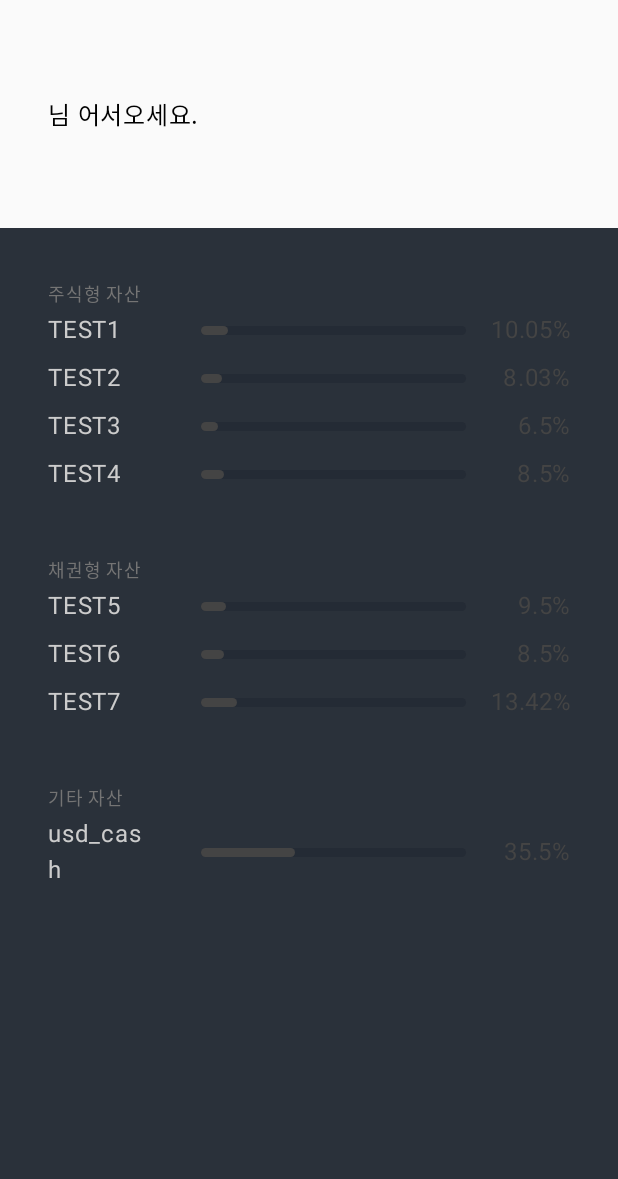
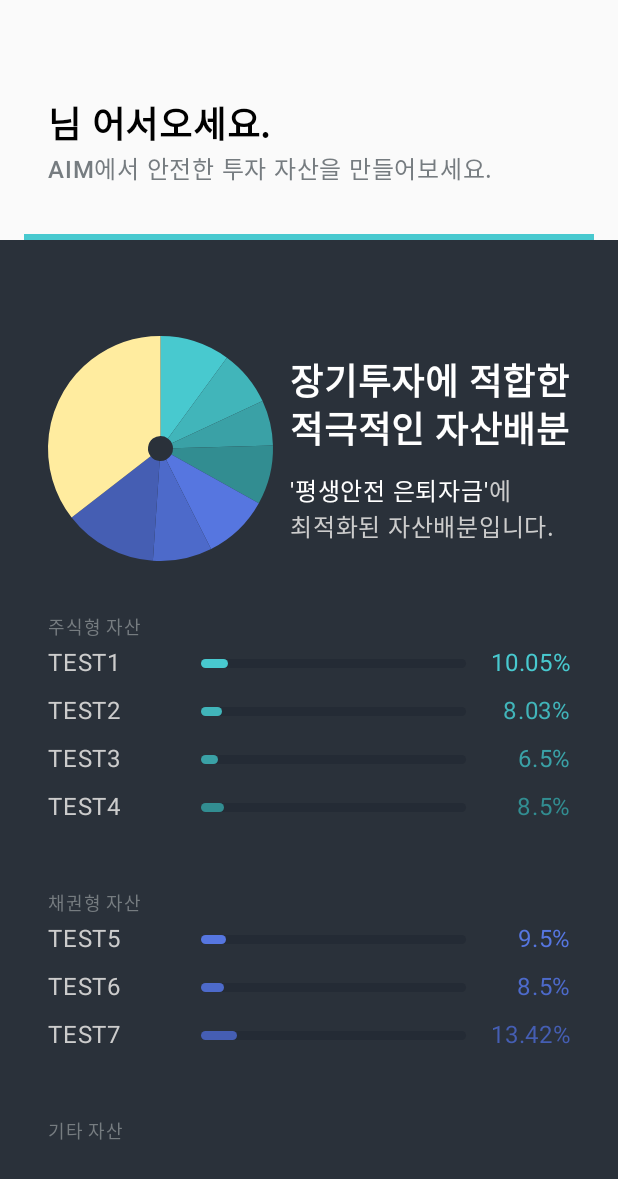
Before and after one commit to qpeterp/-AIM-Mobile-Coding-Test, an Android app built with Jetpack Compose: the HomeScreen screen opened through its navigation route, on a phone screen of 412 x 824 dp. Shown: the top 1179 px of the screen. Run offline under Robolectric (Android 15) with nearby library versions, the phone set to English and light mode, and no system bars; our stand-ins replace Dagger/Hilt's generated code.

Commit message:
Feat :: Home

```diff
--- a/app/src/main/java/com/qpeterp/assetmanagement/presentation/features/home/screen/HomeScreen.kt
+++ b/app/src/main/java/com/qpeterp/assetmanagement/presentation/features/home/screen/HomeScreen.kt
@@ -1,27 +1,41 @@
 package com.qpeterp.assetmanagement.presentation.features.home.screen
 
+import androidx.compose.animation.core.FastOutSlowInEasing
+import androidx.compose.animation.core.animate
+import androidx.compose.animation.core.tween
+import androidx.compose.foundation.Canvas
 import androidx.compose.foundation.background
 import androidx.compose.foundation.layout.Arrangement
 import androidx.compose.foundation.layout.Box
 import androidx.compose.foundation.layout.Column
+import androidx.compose.foundation.layout.IntrinsicSize
 import androidx.compose.foundation.layout.Row
 import androidx.compose.foundation.layout.Spacer
+import androidx.compose.foundation.layout.fillMaxHeight
 import androidx.compose.foundation.layout.fillMaxSize
 import androidx.compose.foundation.layout.fillMaxWidth
 import androidx.compose.foundation.layout.height
 import androidx.compose.foundation.layout.padding
-import androidx.compose.foundation.layout.width
+import androidx.compose.foundation.layout.size
 import androidx.compose.foundation.lazy.LazyColumn
 import androidx.compose.foundation.lazy.items
 import androidx.compose.foundation.shape.CircleShape
 import androidx.compose.material3.MaterialTheme
 import androidx.compose.material3.Text
 import androidx.compose.runtime.Composable
+import androidx.compose.runtime.LaunchedEffect
 import androidx.compose.runtime.collectAsState
 import androidx.compose.runtime.getValue
+import androidx.compose.runtime.mutableFloatStateOf
+import androidx.compose.runtime.remember
+import androidx.compose.runtime.setValue
 import androidx.compose.ui.Alignment
 import androidx.compose.ui.Modifier
+import androidx.compose.ui.geometry.Offset
+import androidx.compose.ui.geometry.Size
 import androidx.compose.ui.graphics.Color
+import androidx.compose.ui.graphics.StrokeCap
+import androidx.compose.ui.graphics.drawscope.Stroke
 import androidx.compose.ui.text.font.FontWeight
 import androidx.compose.ui.text.style.TextAlign
 import androidx.compose.ui.unit.dp
@@ -29,7 +43,9 @@ import androidx.compose.ui.unit.sp
 import androidx.hilt.navigation.compose.hiltViewModel
 import androidx.navigation.NavController
 import com.qpeterp.assetmanagement.application.MyApplication
+import com.qpeterp.assetmanagement.domain.model.stock.StockData
 import com.qpeterp.assetmanagement.presentation.features.home.viewmodel.HomeViewModel
+import com.qpeterp.assetmanagement.presentation.utils.darkenColor
 
 @Composable
 fun HomeScreen(
@@ -39,22 +55,106 @@ fun HomeScreen(
     val assets by viewModel.assets.collectAsState()
     var lastType: String? = null
 
+    val typeColorMap = mapOf(
+        "stock" to MaterialTheme.colorScheme.primary,
+        "bond" to Color(0xFF5676E0),
+        "etc" to Color(0xFFFFEC9F)
+    )
+
+    val assetColors = mutableListOf<Color>()
+
+    var prevType: String? = null
+    var typeCount = 0
+
+    assets.forEach { asset ->
+        if (asset.type == prevType) {
+            typeCount++
+        } else {
+            typeCount = 0
+            prevType = asset.type
+        }
+
+        val baseColor = typeColorMap[asset.type] ?: Color.Gray
+        val darkenFactor = 1f - (typeCount * 0.1f) // 점점 어두워짐
+
+        assetColors.add(darkenColor(baseColor, darkenFactor))
+    }
+
     Column(
         modifier = Modifier.fillMaxSize()
     ) {
-        Row(
+        Column(
             modifier = Modifier
                 .fillMaxWidth()
-                .padding(32.dp, 64.dp)
+                .padding(32.dp, 64.dp, 32.dp, 32.dp)
         ) {
-            Text(text = "${MyApplication.prefs.userId}님 어서오세요.")
+            Text(
+                text = "${MyApplication.prefs.userId}님 어서오세요.",
+                fontSize = 24.sp,
+                fontWeight = FontWeight.SemiBold
+            )
+            Text(
+                text = "AIM에서 안전한 투자 자산을 만들어보세요.",
+                fontSize = 16.sp,
+                fontWeight = FontWeight.Medium,
+                color = MaterialTheme.colorScheme.secondary
+            )
         }
+        Box(
+            modifier = Modifier
+                .fillMaxWidth()
+                .padding(16.dp, 0.dp)
+                .height(4.dp)
+                .background(MaterialTheme.colorScheme.primary)
+        )
         Column(
             modifier = Modifier
                 .background(MaterialTheme.colorScheme.onSurface)
                 .fillMaxSize()
-                .padding(32.dp, 0.dp)
+                .padding(32.dp, 64.dp)
         ) {
+            Row(
+                modifier = Modifier
+                    .fillMaxWidth()
+                    .height(IntrinsicSize.Min),
+                horizontalArrangement = Arrangement.SpaceBetween,
+            ) {
+                DonutChart(assets, assetColors)
+                Column(
+                    modifier = Modifier
+                        .fillMaxHeight(),
+                    verticalArrangement = Arrangement.SpaceEvenly,
+                ) {
+                    // TODO: 추후 enumClass 로 만들어서 자산 현황에 따라 메세지 변경
+                    Text(
+                        text = "장기투자에 적합한\n적극적인 자산배분",
+                        fontSize = 24.sp,
+                        color = Color.White,
+                        fontWeight = FontWeight.SemiBold,
+                        lineHeight = 32.sp,
+                    )
+                    Column {
+                        Row {
+                            Text(
+                                text = "'평생안전 은퇴자금'",
+                                fontSize = 16.sp,
+                                color = Color.White,
+                            )
+                            Text(
+                                text = "에",
+                                fontSize = 16.sp,
+                                color = Color.LightGray
+                            )
+                        }
+
+                        Text(
+                            text = "최적화된 자산배분입니다.",
+                            fontSize = 16.sp,
+                            color = Color.LightGray
+                        )
+                    }
+                }
+            }
             LazyColumn {
                 items(assets) { asset ->
                     if (lastType != asset.type) {
@@ -65,15 +165,13 @@ fun HomeScreen(
                                 "bond" -> "채권형 자산"
                                 "etc" -> "기타 자산"
                                 else -> "기타 자산"
-                            },
-                            fontSize = 12.sp,
-                            color = Color(0xFF747474)
+                            }, fontSize = 12.sp, color = MaterialTheme.colorScheme.secondary
                         )
                     }
                     RatioItem(
                         label = asset.securitySymbol,
                         ratio = asset.ratio,
-                        color = Color.DarkGray
+                        color = assetColors[assets.indexOf(asset)],
                     )
                     lastType = asset.type
                 }
@@ -88,6 +186,18 @@ fun RatioItem(
     ratio: Double,
     color: Color,
 ) {
+    var animatedRatio by remember { mutableFloatStateOf(0f) }
+
+    LaunchedEffect(ratio) {
+        animate(
+            initialValue = animatedRatio,
+            targetValue = (ratio.toFloat() / 100f).coerceIn(0f, 1f),
+            animationSpec = tween(durationMillis = 1500, easing = FastOutSlowInEasing)
+        ) { value, _ ->
+            animatedRatio = value
+        }
+    }
+
     Row(
         modifier = Modifier
             .fillMaxWidth()
@@ -107,7 +217,7 @@ fun RatioItem(
         ) {
             Box(
                 modifier = Modifier
-                    .fillMaxWidth(fraction = (ratio.toFloat() / 100f).coerceIn(0f, 1f))
+                    .fillMaxWidth(fraction = animatedRatio) // 애니메이션을 적용한 비율로 width를 설정
                     .height(12.dp)
                     .background(color, shape = CircleShape)
             )
@@ -121,3 +231,50 @@ fun RatioItem(
         )
     }
 }
+
+@Composable
+fun DonutChart(
+    assets: List<StockData>,
+    colors: List<Color>,
+) {
+    val totalRatio = assets.sumOf { it.ratio }
+    val angles = assets.map { (it.ratio / totalRatio * 360).toFloat() }
+    val strokeWidth = 100f
+    var currentAngle by remember { mutableFloatStateOf(0f) }
+
+    // 전체 차트가 한 번에 그려지도록 애니메이션을 적용
+    LaunchedEffect(assets) {
+        animate(
+            initialValue = 0f,
+            targetValue = 360f,
+            animationSpec = tween(durationMillis = 1500, easing = FastOutSlowInEasing)
+        ) { value, _ ->
+            currentAngle = value
+        }
+    }
+
+    Box(
+        modifier = Modifier.size(150.dp)
+    ) {
+        Canvas(modifier = Modifier.fillMaxSize()) {
+            val inset = strokeWidth / 2f
+            val arcSize = Size(size.width - strokeWidth, size.height - strokeWidth)
+
+            var startAngle = -90f
+            // 전체 도넛 차트가 한 번에 그려지도록 `currentAngle`을 기준으로 각도 계산
+            assets.forEachIndexed { index, _ ->
+                val sweepAngle = (angles[index] / angles.sum()) * currentAngle
+                drawArc(
+                    color = colors[index],
+                    startAngle = startAngle,
+                    sweepAngle = sweepAngle,
+                    useCenter = false,
+                    style = Stroke(width = strokeWidth, cap = StrokeCap.Butt),
+                    topLeft = Offset(inset, inset),
+                    size = arcSize
+                )
+                startAngle += angles[index]
+            }
+        }
+    }
+}
--- a/app/src/main/java/com/qpeterp/assetmanagement/presentation/theme/LightColors.kt
+++ b/app/src/main/java/com/qpeterp/assetmanagement/presentation/theme/LightColors.kt
@@ -8,7 +8,7 @@ import androidx.compose.ui.graphics.Color
 private val LightColors = lightColorScheme(
     primary = Color(0xFF48C9CF),
     onPrimary = Color.White,
-    secondary = Color(0xFFFF6B6B),
+    secondary = Color(0xFF767C80),
     onSecondary = Color.White,
     background = Color(0xFFF0F9F9),
     surface = Color(0xFFE3F2F2),
--- /dev/null
+++ b/app/src/main/java/com/qpeterp/assetmanagement/presentation/utils/darkenColor.kt
@@ -0,0 +1,12 @@
+package com.qpeterp.assetmanagement.presentation.utils
+
+import androidx.compose.ui.graphics.Color
+
+fun darkenColor(color: Color, factor: Float): Color {
+    return Color(
+        red = (color.red * factor).coerceIn(0f, 4f),
+        green = (color.green * factor).coerceIn(0f, 4f),
+        blue = (color.blue * factor).coerceIn(0f, 4f),
+        alpha = color.alpha
+    )
+}
```
